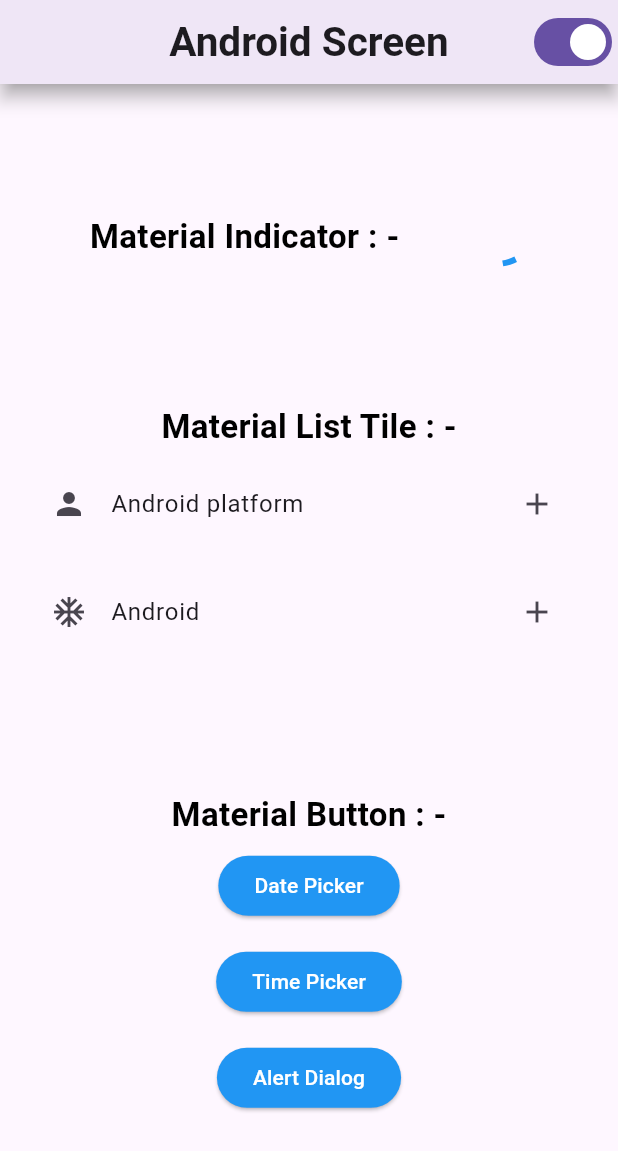
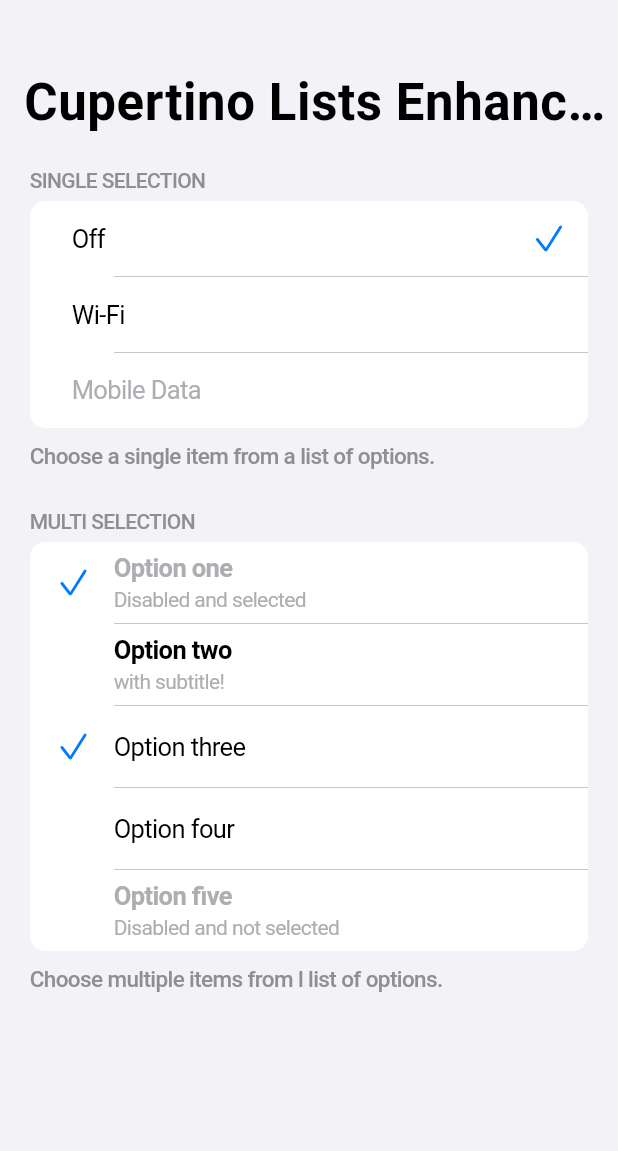
Before and after one commit to Drashtipatel296/adv_flutter_ch2, a Flutter app: the screen it shows after launch, on a phone screen of 412 x 824 dp. Shown: the top 1151 px of the screen. Run offline on Flutter 3.47's test engine with Material 3 defaults, Android fonts, the phone set to English and light mode, and no system bars.

Commit message:
09-05-2024

```diff
--- a/lib/main.dart
+++ b/lib/main.dart
@@ -3,6 +3,9 @@ import 'package:adv_flutter_ch2/screens/Cupertino%20Widgets/adaptive_widgets/ada
 import 'package:adv_flutter_ch2/screens/Cupertino%20Widgets/provider/platform_provider.dart';
 import 'package:adv_flutter_ch2/screens/Cupertino%20Widgets/view/android_screen/androidscreen.dart';
 import 'package:adv_flutter_ch2/screens/Cupertino%20Widgets/view/iOs_screen/iOsscreen.dart';
+import 'package:adv_flutter_ch2/screens/CupertinoSliverNavigationBar%20%20&%20CupertinoListTile/view/cupertinolistsection_screen.dart';
+import 'package:adv_flutter_ch2/screens/CupertinoSliverNavigationBar%20%20&%20CupertinoListTile/view/custom_scroll_list.dart';
+import 'package:adv_flutter_ch2/screens/CupertinoSliverNavigationBar%20%20&%20CupertinoListTile/view/listsection2.dart';
 import 'package:adv_flutter_ch2/screens/Date%20Picker,%20Time%20Picker,%20Dialog%20Box%20using%20Material%20&%20Cupertino/Android/date_picker.dart';
 import 'package:adv_flutter_ch2/screens/Date%20Picker,%20Time%20Picker,%20Dialog%20Box%20using%20Material%20&%20Cupertino/Android/dialog_screen.dart';
 import 'package:adv_flutter_ch2/screens/Date%20Picker,%20Time%20Picker,%20Dialog%20Box%20using%20Material%20&%20Cupertino/Android/provider/dialog_provider.dart';
@@ -10,6 +13,7 @@ import 'package:adv_flutter_ch2/screens/Date%20Picker,%20Time%20Picker,%20Dialog
 import 'package:adv_flutter_ch2/screens/Date%20Picker,%20Time%20Picker,%20Dialog%20Box%20using%20Material%20&%20Cupertino/iOS/action_sheet.dart';
 import 'package:adv_flutter_ch2/screens/Date%20Picker,%20Time%20Picker,%20Dialog%20Box%20using%20Material%20&%20Cupertino/iOS/date_picker.dart';
 import 'package:adv_flutter_ch2/screens/Date%20Picker,%20Time%20Picker,%20Dialog%20Box%20using%20Material%20&%20Cupertino/iOS/time_picker.dart';
+import 'package:flutter/cupertino.dart';
 import 'package:flutter/material.dart';
 import 'package:provider/provider.dart';
 
@@ -29,22 +33,32 @@ void main() {
   );
 }
 
+// class MyApp extends StatelessWidget {
+//   const MyApp({super.key});
+//
+//   @override
+//   Widget build(BuildContext context) {
+//
+//     return MaterialApp(
+//       debugShowCheckedModeBanner: false,
+//       theme: ThemeData.light().copyWith(
+//         datePickerTheme: DatePickerThemeData(
+//           backgroundColor: Colors.blue.shade50,
+//         ),
+//       ),
+//       home: const AdaptiveScreen(),
+//     );
+//   }
+// }
+
 class MyApp extends StatelessWidget {
   const MyApp({super.key});
 
   @override
   Widget build(BuildContext context) {
-    String ans = Platform.operatingSystem;
-    print(ans);
-
-    return MaterialApp(
+    return const CupertinoApp(
       debugShowCheckedModeBanner: false,
-      theme: ThemeData.light().copyWith(
-        datePickerTheme: DatePickerThemeData(
-          backgroundColor: Colors.blue.shade50,
-        ),
-      ),
-      home: const AdaptiveScreen(),
+      home: ListSectionScreen(),
     );
   }
 }
--- /dev/null
+++ b/lib/screens/CupertinoSliverNavigationBar  & CupertinoListTile/view/listsection2.dart
@@ -0,0 +1,97 @@
+import 'package:flutter/cupertino.dart';
+
+class ListSectionScreen extends StatelessWidget {
+  const ListSectionScreen({super.key});
+
+  @override
+  Widget build(BuildContext context) {
+    return CupertinoPageScaffold(
+      backgroundColor: const Color(0xffF2F2F7),
+      child: CustomScrollView(
+        slivers: [
+          const CupertinoSliverNavigationBar(
+            largeTitle: Text('Cupertino Lists Enhanced'),
+          ),
+          SliverFillRemaining(
+            child: Column(
+              children: [
+                CupertinoListSection.insetGrouped(
+                  header: const Text(
+                    'SINGLE SELECTION',
+                    style: TextStyle(
+                        color: CupertinoColors.systemGrey,
+                        fontSize: 14,
+                        fontWeight: FontWeight.w500),
+                  ),
+                  footer: const Text(
+                    'Choose a single item from a list of options.',
+                    style: TextStyle(
+                        color: CupertinoColors.systemGrey,
+                        fontSize: 15,
+                        fontWeight: FontWeight.w500),
+                  ),
+                  children: const [
+                    CupertinoListTile.notched(
+                      title: Text('Off'),
+                      trailing: Icon(CupertinoIcons.check_mark),
+                    ),
+                    CupertinoListTile.notched(
+                      title: Text('Wi-Fi'),
+                    ),
+                    CupertinoListTile.notched(
+                      title: Text(
+                        'Mobile Data',
+                        style: TextStyle(color: CupertinoColors.systemGrey2),
+                      ),
+                    ),
+                  ],
+                ),
+                CupertinoListSection.insetGrouped(
+                  header: const Text(
+                    'MULTI SELECTION',
+                    style: TextStyle(
+                        color: CupertinoColors.systemGrey,
+                        fontSize: 14,
+                        fontWeight: FontWeight.w500),
+                  ),
+                  footer: const Text(
+                    'Choose multiple items from l list of options.',
+                    style: TextStyle(
+                        color: CupertinoColors.systemGrey,
+                        fontSize: 15,
+                        fontWeight: FontWeight.w500),
+                  ),
+                  children: [
+                    const CupertinoListTile.notched(
+                      title: Text('Option one',style: TextStyle(color: CupertinoColors.systemGrey2),),
+                      subtitle: Text('Disabled and selected',style: TextStyle(color: CupertinoColors.systemGrey2),),
+                      leading: Icon(CupertinoIcons.check_mark),
+                    ),
+                    CupertinoListTile.notched(
+                      title: const Text('Option two'),
+                      subtitle: const Text('with subtitle!',style: TextStyle(color: CupertinoColors.systemGrey2),),
+                      leading: Container(),
+                    ),
+                    const CupertinoListTile.notched(
+                      title: Text('Option three'),
+                      leading: Icon(CupertinoIcons.check_mark),
+                    ),
+                    CupertinoListTile.notched(
+                      title: const Text('Option four'),
+                      leading: Container(),
+                    ),
+                    CupertinoListTile.notched(
+                      title: const Text('Option five',style: TextStyle(color: CupertinoColors.systemGrey2),),
+                      subtitle: const Text('Disabled and not selected',style: TextStyle(color: CupertinoColors.systemGrey2),),
+                      leading: Container(),
+                    ),
+                  ],
+                ),
+              ],
+            ),
+          ),
+        ],
+      ),
+    );
+  }
+}
--- a/pubspec.yaml
+++ b/pubspec.yaml
@@ -64,6 +64,9 @@ flutter:
   #   - images/a_dot_burr.jpeg
   #   - images/a_dot_ham.jpeg
 
+  assets:
+    - assets/img/
+
   # An image asset can refer to one or more resolution-specific "variants", see
   # https://flutter.dev/assets-and-images/#resolution-aware
 
```
Also changed, not shown: lib/screens/CupertinoSliverNavigationBar  & CupertinoListTile/view/cupertinolistsection_screen.dart (added, +97 -0 lines), lib/screens/CupertinoSliverNavigationBar  & CupertinoListTile/view/custom_scroll_list.dart (added, +29 -0 lines), lib/utils/custom_list.dart (added, +82 -0 lines), assets/img/app.png (added), assets/img/apple.png (added), assets/img/cloud.png (added), assets/img/display.png (added), assets/img/mail.png (added), assets/img/notes.png (added), assets/img/pass.png (added), assets/img/privacy.png (added), assets/img/reminder.png (added), assets/img/settings.png (added), assets/img/sound.png (added), 1 more files.
